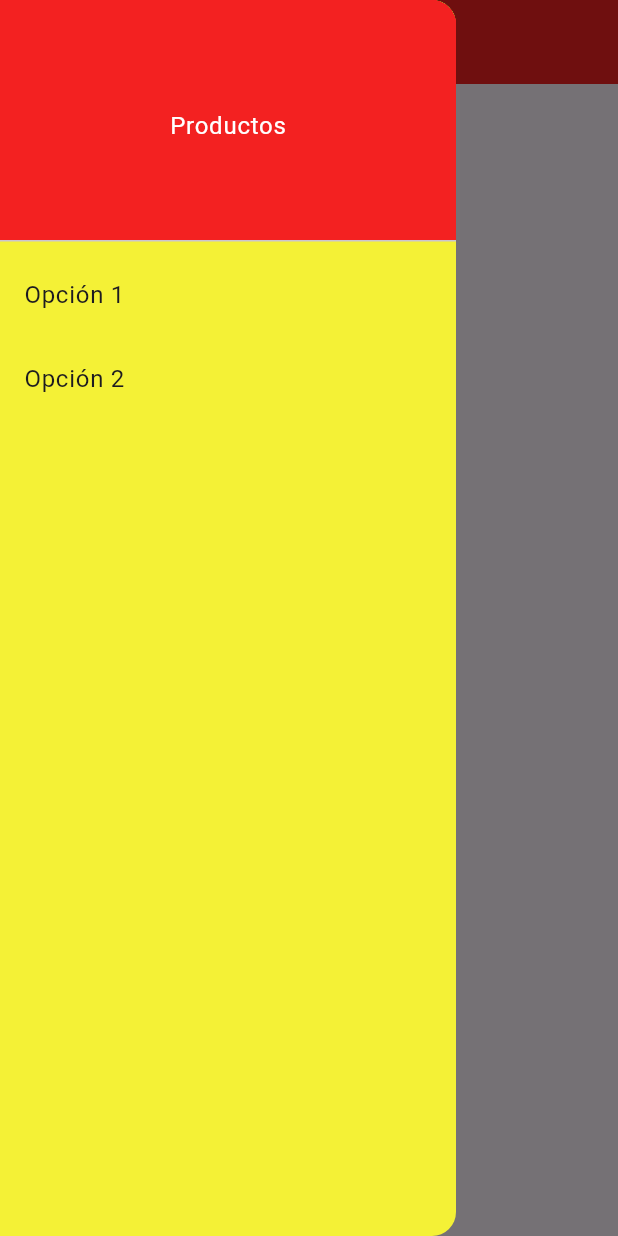
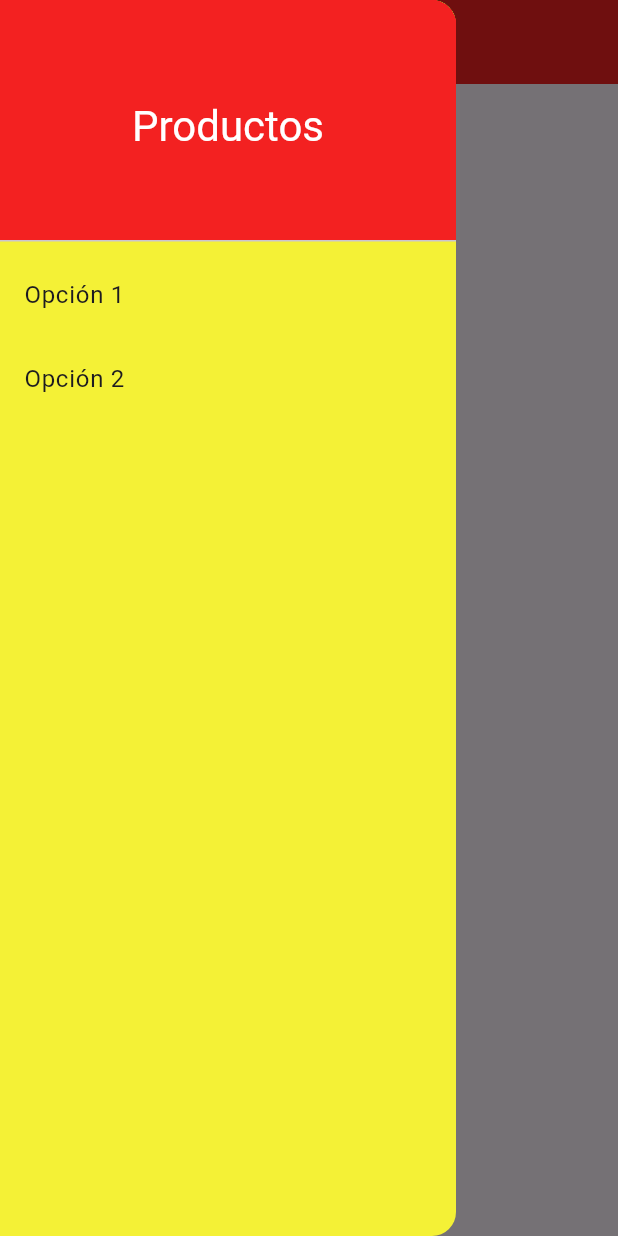
Before and after one commit to ChrisRamirez11/shopping_app, a Flutter app: the HomeSreen screen opened directly, with the side drawer open, on a phone screen of 412 x 824 dp. Run offline on Flutter 3.47's test engine with Material 3 defaults, Android fonts, the phone set to English and light mode, and no system bars; our stand-ins replace rxdart, shared_preferences; missing offline and left inert: connection_status_bar; accounts and stored records are empty.

Commit message:
some updates on homeScreen

```diff
--- a/lib/main.dart
+++ b/lib/main.dart
@@ -35,7 +35,7 @@ class MyApp extends StatelessWidget {
           debugShowCheckedModeBanner: false,
           title: 'App Comida',
           theme: theme,
-          home: HomeSreen(),
+          home: RegisterScreen(),
         ),
       ),
     );
--- a/lib/screens/home_screen.dart
+++ b/lib/screens/home_screen.dart
@@ -26,6 +26,7 @@ class _HomeSreenState extends State<HomeSreen> {
               decoration: BoxDecoration(color: primary),
               child: Center(
                   child: Text(
+                style: Theme.of(context).textTheme.headlineMedium,
                 'Productos',
               )),
             ),
--- a/lib/utils/theme.dart
+++ b/lib/utils/theme.dart
@@ -2,9 +2,9 @@ import 'package:flutter/material.dart';
 
 ThemeData theme = ThemeData(
   textTheme: TextTheme(
-    bodyLarge: TextStyle(color: Colors.white),
-    bodyMedium: TextStyle(color: Colors.white),
-    bodySmall: TextStyle(color: Colors.white),
+    bodyLarge: TextStyle(color: Colors.black),
+    bodyMedium: TextStyle(color: Colors.black),
+    bodySmall: TextStyle(color: Colors.black),
     displayLarge: TextStyle(color: Colors.white),
     displayMedium: TextStyle(color: Colors.white),
     displaySmall: TextStyle(color: Colors.white),
```
